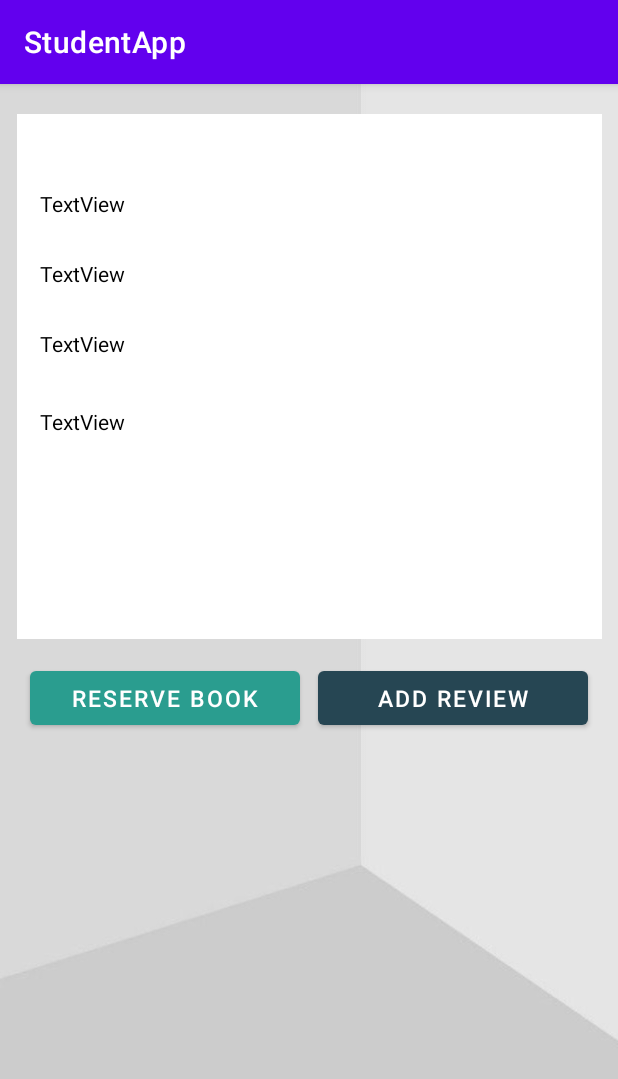
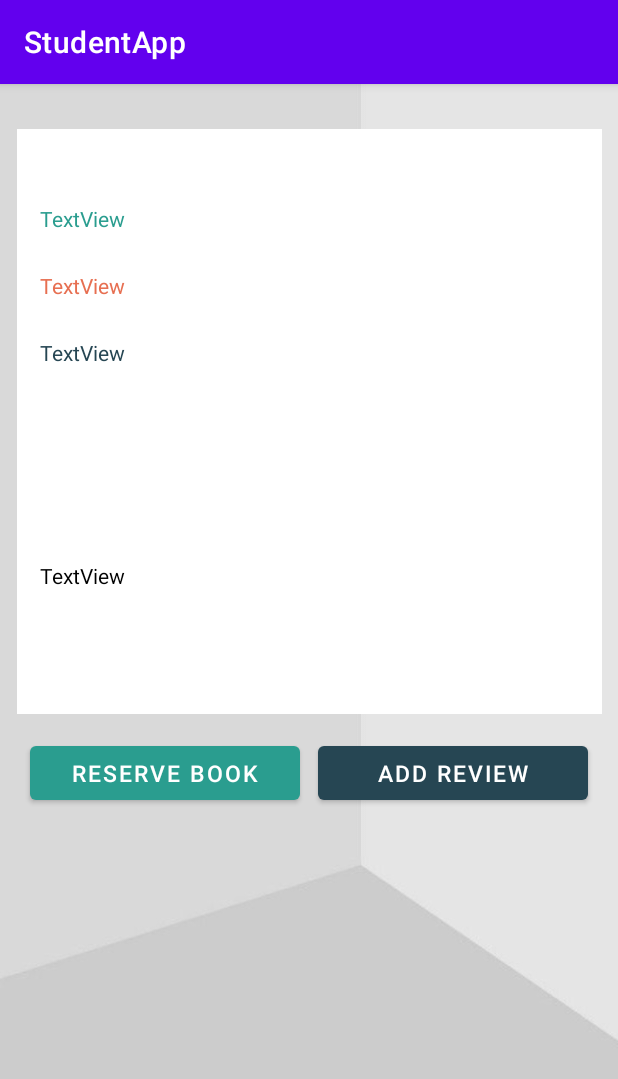
Before and after one commit to yuliana-r/StudentApp, an Android app: the BookDetailsActivity screen opened directly, with no data from a screen before it, on a phone screen of 412 x 824 dp. Shown: the top 1079 px of the screen. Run offline under Robolectric (Android 15) with nearby library versions, the phone set to English and light mode, and no system bars; our stand-ins replace Firebase (no records; nobody signed in at launch, a user with empty details on screens opened directly), Picasso; pictures from the network do not load; 5 statements that could not run were skipped.

Commit message:
add books to the library

```diff
--- a/app/src/main/java/com/example/studentapp/BooksForSaleActivity.java
+++ b/app/src/main/java/com/example/studentapp/BooksForSaleActivity.java
@@ -40,7 +40,7 @@ public class BooksForSaleActivity extends AppCompatActivity implements BookForSa
 //                "1234", "description goes here, selling for £90, call 999",
 //                "https://kbimages1-a.akamaihd.net/fb0c52e7-c427-4eb3-b5aa-9aafc7efea43/353/569/90/False/AhIbw1TJuje1l6QPMtht5A.jpg");
 //        bookForSale.add(book);
-//        DatabaseReference databaseReference = FirebaseDatabase.getInstance().getReference("books_for_sale");
+ //       DatabaseReference databaseReference = FirebaseDatabase.getInstance().getReference("books_for_sale");
 //        databaseReference.child(book.getBookId()).setValue(book);
 
 
--- a/app/src/main/java/com/example/studentapp/LibraryActivity.java
+++ b/app/src/main/java/com/example/studentapp/LibraryActivity.java
@@ -7,6 +7,7 @@ import androidx.recyclerview.widget.RecyclerView;
 
 import android.content.Intent;
 import android.os.Bundle;
+import android.provider.ContactsContract;
 import android.view.View;
 import android.widget.Button;
 
@@ -45,6 +46,7 @@ public class LibraryActivity extends AppCompatActivity implements BookAdaptor.Bo
         recyclerView.setLayoutManager(layoutManager);
         viewBookSale = findViewById(R.id.viewBooksForSaleButton);
         uploadBook = findViewById(R.id.uploadBookForSaleButton);
+
 
         viewBookSale.setOnClickListener(new View.OnClickListener() {
             @Override
@@ -98,8 +100,8 @@ public class LibraryActivity extends AppCompatActivity implements BookAdaptor.Bo
             }
         });
 
-        databaseReference = FirebaseDatabase.getInstance().getReference("books_in_library");
-        databaseReference.addListenerForSingleValueEvent(listener);
+       databaseReference = FirebaseDatabase.getInstance().getReference("books_in_library");
+       databaseReference.addListenerForSingleValueEvent(listener);
     }
 
     ValueEventListener listener = new ValueEventListener() {
--- a/app/src/main/java/com/example/studentapp/UploadBookForSaleActivity.java
+++ b/app/src/main/java/com/example/studentapp/UploadBookForSaleActivity.java
@@ -49,12 +49,9 @@ public class UploadBookForSaleActivity extends AppCompatActivity {
         uploadBook = findViewById(R.id.uploadBookButton);
         bookUserImage = findViewById(R.id.uploadBookImage);
 
-
-//        FirebaseStorage firebaseStorage = FirebaseStorage.getInstance();
         databaseReference = FirebaseDatabase.getInstance().getReference("books_for_sale");
         final String bookId = databaseReference.push().getKey();
         storageReference = FirebaseStorage.getInstance().getReference("books");
-//        storageReference = firebaseStorage.getReferenceFromUrl("gs://studentapp-c7f7d.appspot.com");
 
         bookUserImage.setOnClickListener(v -> {
             Intent i = new Intent();
--- a/app/src/main/res/layout/activity_book_details.xml
+++ b/app/src/main/res/layout/activity_book_details.xml
@@ -20,8 +20,8 @@
     <androidx.constraintlayout.widget.ConstraintLayout
         android:id="@+id/constraintLayout"
         android:layout_width="390dp"
-        android:layout_height="350dp"
-        android:layout_marginTop="20dp"
+        android:layout_height="390dp"
+        android:layout_marginTop="30dp"
         android:background="#ffffff"
         app:layout_constraintEnd_toEndOf="parent"
         app:layout_constraintStart_toStartOf="parent"
@@ -41,51 +41,51 @@
         <TextView
             android:id="@+id/bookDetailsTitle"
             android:layout_width="218dp"
-            android:layout_height="21dp"
+            android:layout_height="wrap_content"
             android:layout_marginStart="15dp"
             android:layout_marginLeft="15dp"
             android:layout_marginTop="50dp"
             android:text="TextView"
-            android:textColor="#000000"
+            android:textColor="#2a9d8f"
             app:layout_constraintStart_toStartOf="parent"
             app:layout_constraintTop_toTopOf="parent" />
 
         <TextView
             android:id="@+id/bookDetailsAuthor"
             android:layout_width="218dp"
-            android:layout_height="21dp"
+            android:layout_height="wrap_content"
             android:layout_marginStart="15dp"
             android:layout_marginLeft="15dp"
             android:layout_marginTop="25dp"
             android:text="TextView"
-            android:textColor="#000000"
+            android:textColor="#e76f51"
             app:layout_constraintStart_toStartOf="parent"
             app:layout_constraintTop_toBottomOf="@+id/bookDetailsTitle" />
 
         <TextView
             android:id="@+id/bookDetailsISBN"
             android:layout_width="218dp"
-            android:layout_height="21dp"
+            android:layout_height="wrap_content"
             android:layout_marginStart="15dp"
             android:layout_marginLeft="15dp"
             android:layout_marginTop="25dp"
             android:text="TextView"
-            android:textColor="#000000"
+            android:textColor="#264653"
             app:layout_constraintStart_toStartOf="parent"
             app:layout_constraintTop_toBottomOf="@+id/bookDetailsAuthor" />
 
         <TextView
             android:id="@+id/bookDetailsDesc"
             android:layout_width="360dp"
-            android:layout_height="124dp"
-            android:layout_marginTop="15dp"
+            android:layout_height="wrap_content"
+            android:layout_marginTop="25dp"
             android:layout_marginBottom="15dp"
             android:text="TextView"
             android:textColor="#000000"
             app:layout_constraintBottom_toBottomOf="parent"
             app:layout_constraintEnd_toEndOf="parent"
             app:layout_constraintStart_toStartOf="parent"
-            app:layout_constraintTop_toBottomOf="@+id/bookDetailsISBN" />
+            app:layout_constraintTop_toBottomOf="@+id/bookDetailsImage" />
     </androidx.constraintlayout.widget.ConstraintLayout>
 
     <Button
@@ -133,12 +133,12 @@
     <androidx.recyclerview.widget.RecyclerView
         android:id="@+id/recyclerViewReviews"
         android:layout_width="match_parent"
-        android:layout_height="280dp"
+        android:layout_height="220dp"
         app:layout_constraintBottom_toBottomOf="parent"
         app:layout_constraintEnd_toEndOf="parent"
         app:layout_constraintHorizontal_bias="0.0"
         app:layout_constraintStart_toStartOf="parent"
-        app:layout_constraintTop_toBottomOf="@+id/addReviewButton"
+        app:layout_constraintTop_toTopOf="@+id/imageViewHome"
         app:layout_constraintVertical_bias="1.0" />
 
 
```
Also changed, not shown: app/src/main/java/com/example/studentapp/DashboardActivity.java (+7 -12 lines), app/src/main/res/layout/bookcard.xml (+6 -7 lines).
